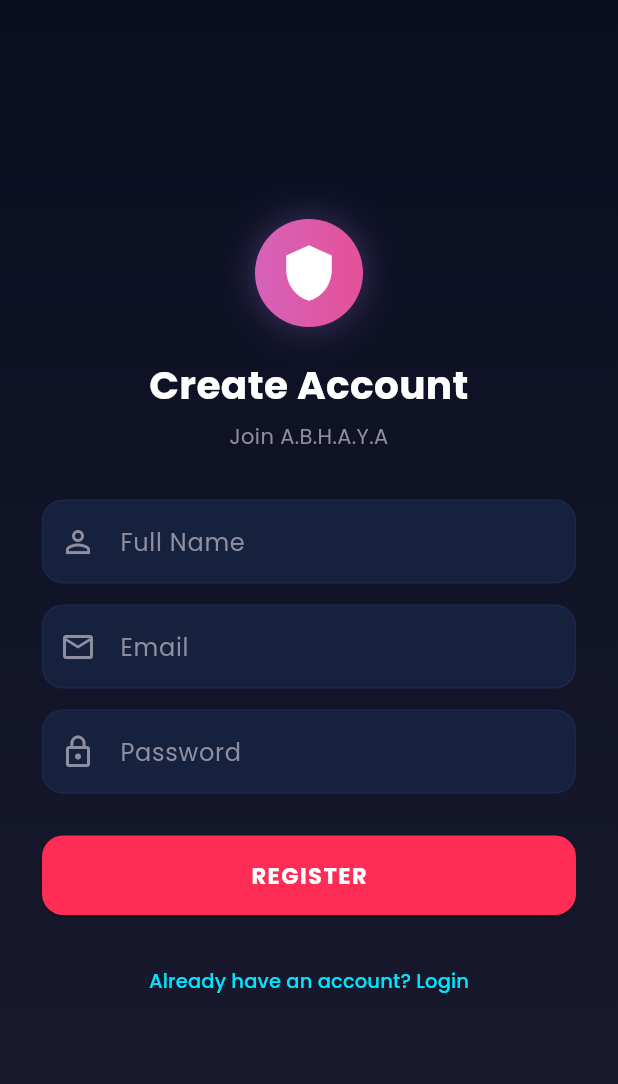
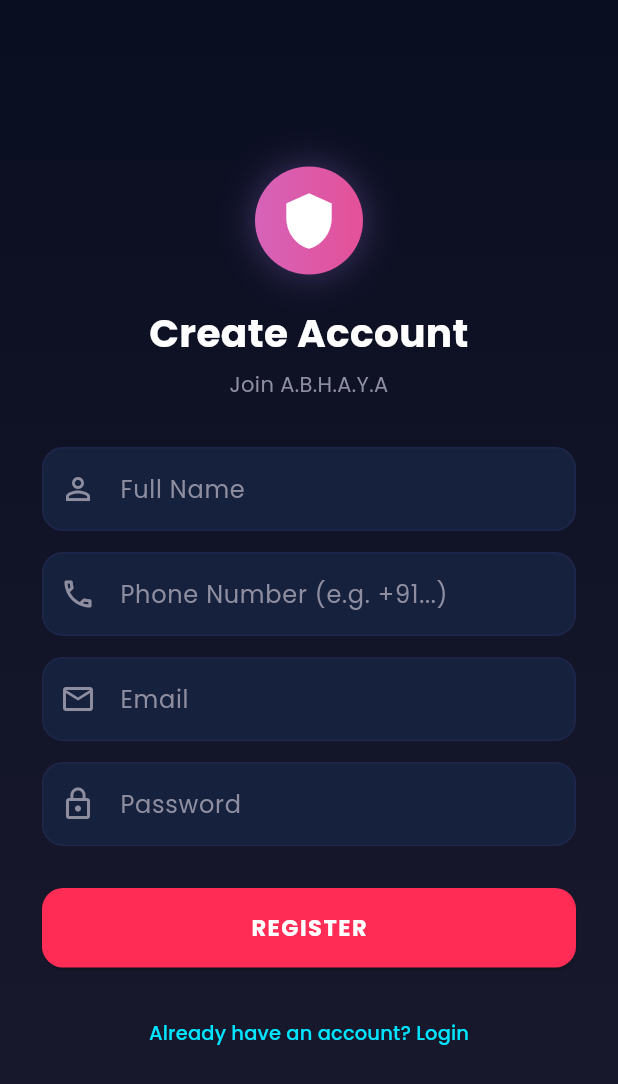
Before and after one commit to abhishekchaurasiakiku-png/ABHAYA, a Flutter app: the screen it shows after launch, after a tap on "LOGIN", after a tap on "Don't have an account? Register", on a phone screen of 412 x 824 dp. Shown: the top 1084 px of the screen. Run offline on Flutter 3.47's test engine with Material 3 defaults, Android fonts, the phone set to English and light mode, and no system bars; our stand-ins replace flutter_dotenv, flutter_map, geolocator, google_fonts, latlong2, shared_preferences; network calls fail.

Commit message:
Fix registration form: add required phone number field

```diff
--- a/frontend/lib/screens/login_screen.dart
+++ b/frontend/lib/screens/login_screen.dart
@@ -15,6 +15,7 @@ class _LoginScreenState extends State<LoginScreen> {
   final _emailController = TextEditingController();
   final _passwordController = TextEditingController();
   final _nameController = TextEditingController();
+  final _phoneController = TextEditingController();
   final _authService = AuthService();
   bool _isLogin = true;
   bool _isLoading = false;
@@ -31,6 +32,7 @@ class _LoginScreenState extends State<LoginScreen> {
           _nameController.text.trim(),
           _emailController.text.trim(),
           _passwordController.text,
+          phone: _phoneController.text.trim(),
         );
       }
       if (mounted) Navigator.pushReplacementNamed(context, '/main');
@@ -103,6 +105,8 @@ class _LoginScreenState extends State<LoginScreen> {
                   if (!_isLogin) ...[
                     _buildTextField(_nameController, 'Full Name', Icons.person_outline),
                     const SizedBox(height: 14),
+                    _buildTextField(_phoneController, 'Phone Number (e.g. +91...)', Icons.phone_outlined),
+                    const SizedBox(height: 14),
                   ],
                   _buildTextField(_emailController, 'Email', Icons.email_outlined),
                   const SizedBox(height: 14),
```
